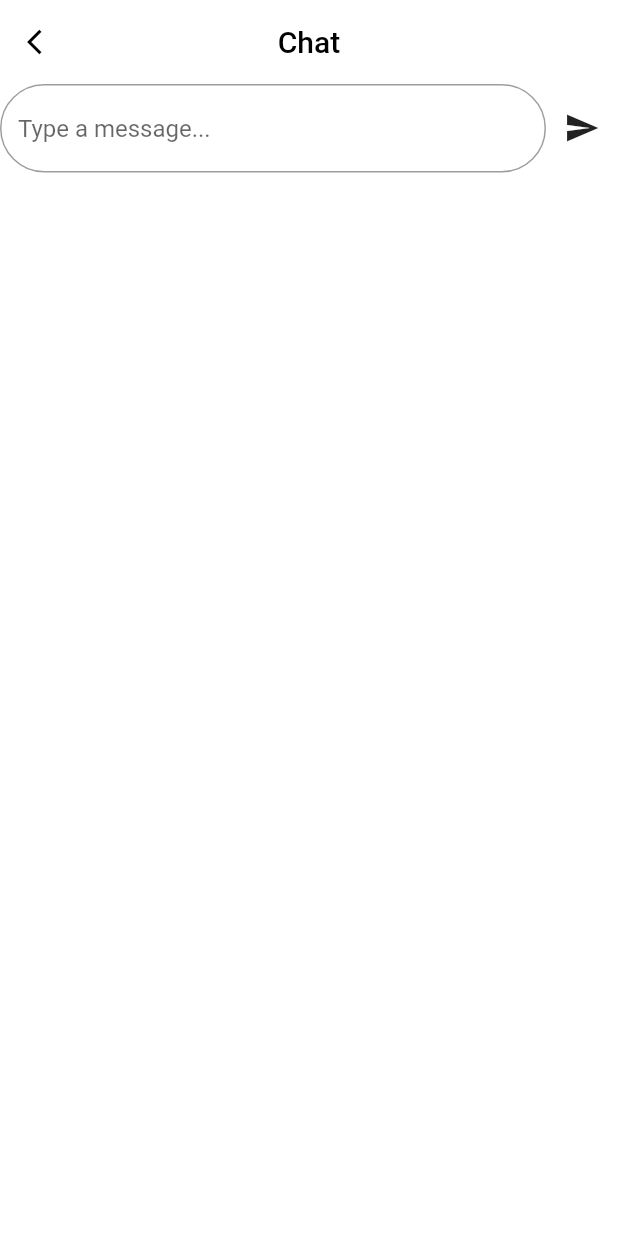
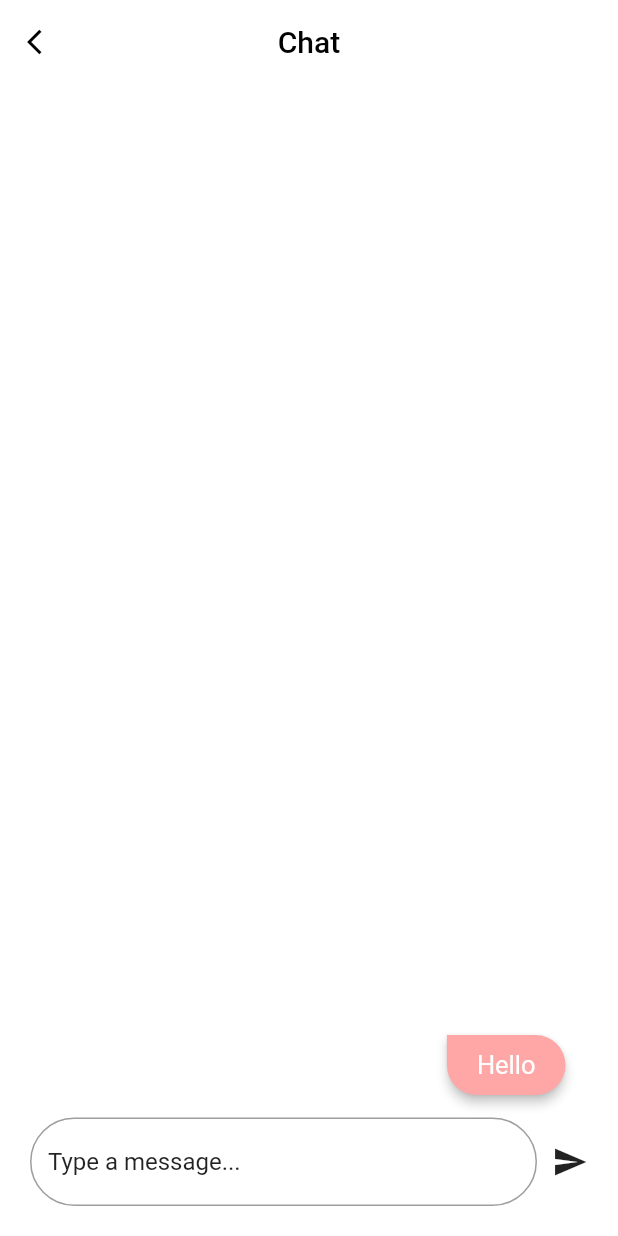
Before and after one commit to MohammadSrahin/Sercy, a Flutter app: the ChatScreen screen opened by its route, on a phone screen of 412 x 824 dp. Run offline on Flutter 3.47's test engine with Material 2 defaults, Android fonts, the phone set to English and light mode, and no system bars; our stand-ins replace cloud_firestore, firebase_auth, firebase_core, intro_slider; accounts and stored records are empty.

Commit message:
Added therapist_screen, and some chat_screen modifications

```diff
--- a/lib/backend/auth.dart
+++ b/lib/backend/auth.dart
@@ -9,6 +9,7 @@ class AuthManager {
 
   String getUID() {
     String uid = _auth.currentUser.uid;
-    return uid;
+    if (uid != null) return uid;
+    return 'null';
   }
 }
--- /dev/null
+++ b/lib/message_layout.dart
@@ -0,0 +1,33 @@
+import 'package:flutter/material.dart';
+
+class MessageBubble extends StatelessWidget {
+  MessageBubble({this.messageText, this.sender});
+  final messageText;
+  final sender;
+  @override
+  Widget build(BuildContext context) {
+    return Padding(
+      padding: const EdgeInsets.all(15.0),
+      child: Column(
+        crossAxisAlignment: CrossAxisAlignment.end,
+        children: [
+          Material(
+            borderRadius: BorderRadius.only(
+                bottomLeft: Radius.circular(30.0),
+                bottomRight: Radius.circular(30.0),
+                topRight: Radius.circular(30.0)),
+            child: Padding(
+              padding: EdgeInsets.symmetric(vertical: 10.0, horizontal: 20.0),
+              child: Text(
+                messageText == null ? 'Hello' : messageText,
+                style: TextStyle(fontSize: 17, color: Colors.white),
+              ),
+            ),
+            elevation: 3,
+            color: Color(0xFFFFA6A6),
+          ),
+        ],
+      ),
+    );
+  }
+}
--- a/lib/screens/chat_screen.dart
+++ b/lib/screens/chat_screen.dart
@@ -1,4 +1,8 @@
+import 'package:cloud_firestore/cloud_firestore.dart';
 import 'package:flutter/material.dart';
+import 'package:sercy/backend/auth.dart';
+import '../backend/database.dart';
+import '../message_layout.dart';
 
 class ChatScreen extends StatefulWidget {
   static const id = 'chat_screen';
@@ -7,7 +11,18 @@ class ChatScreen extends StatefulWidget {
 }
 
 class _ChatScreenState extends State<ChatScreen> {
+  final DatabaseManager databaseManager = DatabaseManager();
+  final FirebaseFirestore _firestore = FirebaseFirestore.instance;
+  final AuthManager authManager = AuthManager();
   TextEditingController controller = TextEditingController();
+  String chatRoom;
+  String messageText;
+
+  chatSetUp() async {
+    chatRoom = await databaseManager.createAChatRoomID();
+    databaseManager.addUserToActive();
+  }
+
   @override
   Widget build(BuildContext context) {
     return Scaffold(
@@ -29,12 +44,53 @@ class _ChatScreenState extends State<ChatScreen> {
             onPressed: () {}),
       ),
       body: Container(
+        margin: EdgeInsets.all(20),
         child: Column(
+          crossAxisAlignment: CrossAxisAlignment.end,
           children: [
+            // StreamBuilder<QuerySnapshot>(
+            //     stream: _firestore
+            //         .collection('Chatrooms')
+            //         .doc('$chatRoom')
+            //         .collection('messages')
+            //         .orderBy('timestamp', descending: true)
+            //         .snapshots(),
+            //     builder: (context, snapshot) {
+            //       if (snapshot.connectionState == ConnectionState.waiting) {
+            //         return Center(
+            //           child: CircularProgressIndicator(),
+            //         );
+            // //       }
+            //       List<QueryDocumentSnapshot> messages = snapshot.data.docs;
+            //
+            //       return Expanded(
+            //         child: ListView.builder(
+            //           itemCount: messages.length,
+            //           itemBuilder: (context, index) {
+            //             return Text(messages[index].data()['text']);
+            //           },
+            //         ),
+            //       );
+            //     }),
+
+            Expanded(child: Container()),
+            MessageBubble(
+              messageText: messageText,
+              sender: "user1",
+            ),
             Row(
+              crossAxisAlignment: CrossAxisAlignment.center,
               children: [
                 Expanded(
+                  child: Theme(
+                    data: ThemeData(
+                        primaryColor: Colors.black87,
+                        primaryColorDark: Colors.black87,
+                        hintColor: Colors.black87),
                     child: TextField(
+                      onChanged: (value) {
+                        messageText = value;
+                      },
                       controller: controller,
                       decoration: InputDecoration(
                         hintText: "Type a message...",
@@ -44,13 +100,20 @@ class _ChatScreenState extends State<ChatScreen> {
                       ),
                     ),
                   ),
-                IconButton(
-                    icon: Icon(Icons.send),
-                    onPressed: () {
-                      setState(() {
+                ),
+                SizedBox(
+                  width: 10,
+                ),
+                GestureDetector(
+                  child: Icon(Icons.send),
+                  onTap: () {
                     controller.clear();
-                      });
-                    }),
+                    MessageBubble(
+                      messageText: messageText,
+                      sender: "user1",
+                    );
+                  },
+                ),
               ],
             )
           ],
--- a/lib/screens/intro_screen.dart
+++ b/lib/screens/intro_screen.dart
@@ -2,6 +2,7 @@ import 'package:flutter/material.dart';
 import 'package:intro_slider/intro_slider.dart';
 import 'package:intro_slider/slide_object.dart';
 import 'package:sercy/screens/chat_screen.dart';
+import '../backend/auth.dart';
 
 class IntroScreen extends StatefulWidget {
   static const id = 'slide_screen';
@@ -11,9 +12,10 @@ class IntroScreen extends StatefulWidget {
 
 class _IntroScreenState extends State<IntroScreen> {
   List<Slide> slides = new List();
-
+  final AuthManager authManager = AuthManager();
   @override
   void initState() {
+    authManager.signInAnonymously();
     super.initState();
 
     slides.add(
```
Also changed, not shown: lib/main.dart (+7 -2 lines), lib/screens/therapist_screen.dart (added, +45 -0 lines), pubspec.yaml (+3 -5 lines). Lines whose indentation alone changed are shown as unchanged.
